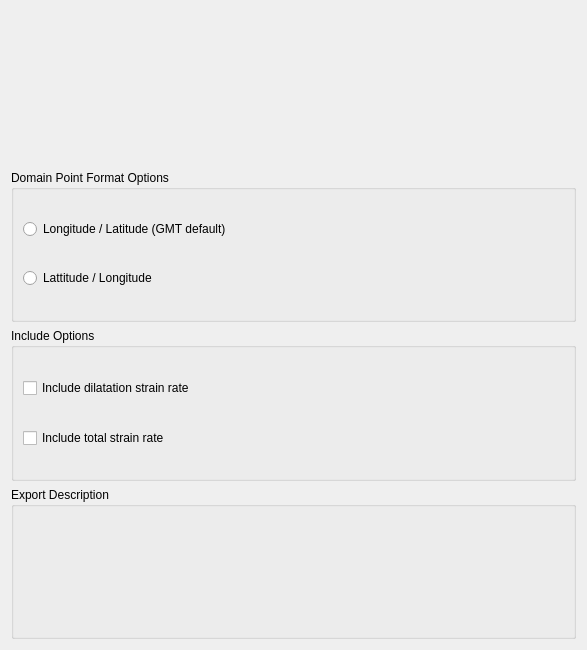
Qt form src/qt-widgets/ExportScalarCoverageOptionsWidgetUi.ui (GPlates/GPlates) before a commit.
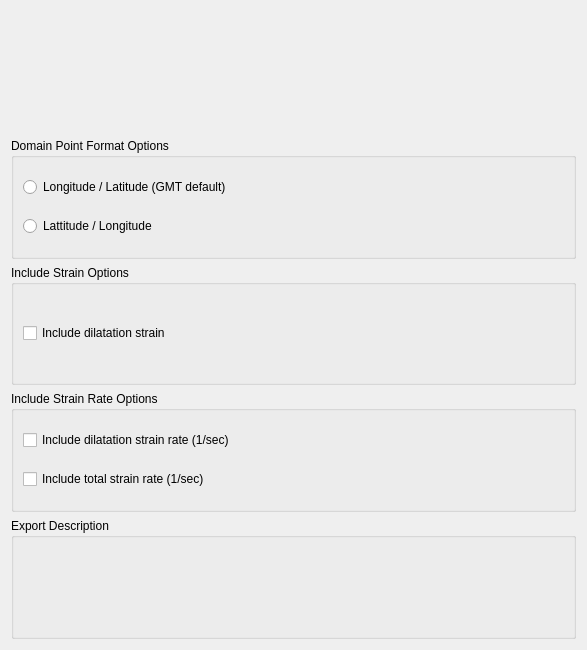
The same form after that commit.

Commit message: (trunk) Option to export dilatation strain (along with existing dilatation strain rate and total strain rate) in both deformation export and scalar coverage export.

Patch:
```diff
--- a/src/qt-widgets/ExportScalarCoverageOptionsWidgetUi.ui
+++ b/src/qt-widgets/ExportScalarCoverageOptionsWidgetUi.ui
@@ -70,9 +70,34 @@
    <item>
     <widget class="QGroupBox" name="inclusion_options">
      <property name="title">
-      <string>Include Options</string>
+      <string>Include Strain Options</string>
      </property>
-     <layout class="QVBoxLayout" name="verticalLayout_9">
+     <layout class="QVBoxLayout" name="verticalLayout_10">
+      <property name="spacing">
+       <number>1</number>
+      </property>
+      <property name="topMargin">
+       <number>1</number>
+      </property>
+      <property name="bottomMargin">
+       <number>1</number>
+      </property>
+      <item>
+       <widget class="QCheckBox" name="include_dilatation_strain_check_box">
+        <property name="text">
+         <string>Include dilatation strain</string>
+        </property>
+       </widget>
+      </item>
+     </layout>
+    </widget>
+   </item>
+   <item>
+    <widget class="QGroupBox" name="strain_rate_inclusion_options">
+     <property name="title">
+      <string>Include Strain Rate Options</string>
+     </property>
+     <layout class="QVBoxLayout" name="verticalLayout_2">
       <property name="spacing">
        <number>1</number>
       </property>
@@ -85,14 +110,14 @@
       <item>
        <widget class="QCheckBox" name="include_dilatation_strain_rate_check_box">
         <property name="text">
-         <string>Include dilatation strain rate</string>
+         <string>Include dilatation strain rate (1/sec)</string>
         </property>
        </widget>
       </item>
       <item>
        <widget class="QCheckBox" name="include_second_invariant_strain_rate_check_box">
         <property name="text">
-         <string>Include total strain rate</string>
+         <string>Include total strain rate (1/sec)</string>
         </property>
        </widget>
       </item>
```
Left out of the diff: 2 changed lines with no effect on the pictures. The commit also changes 22 other files.
